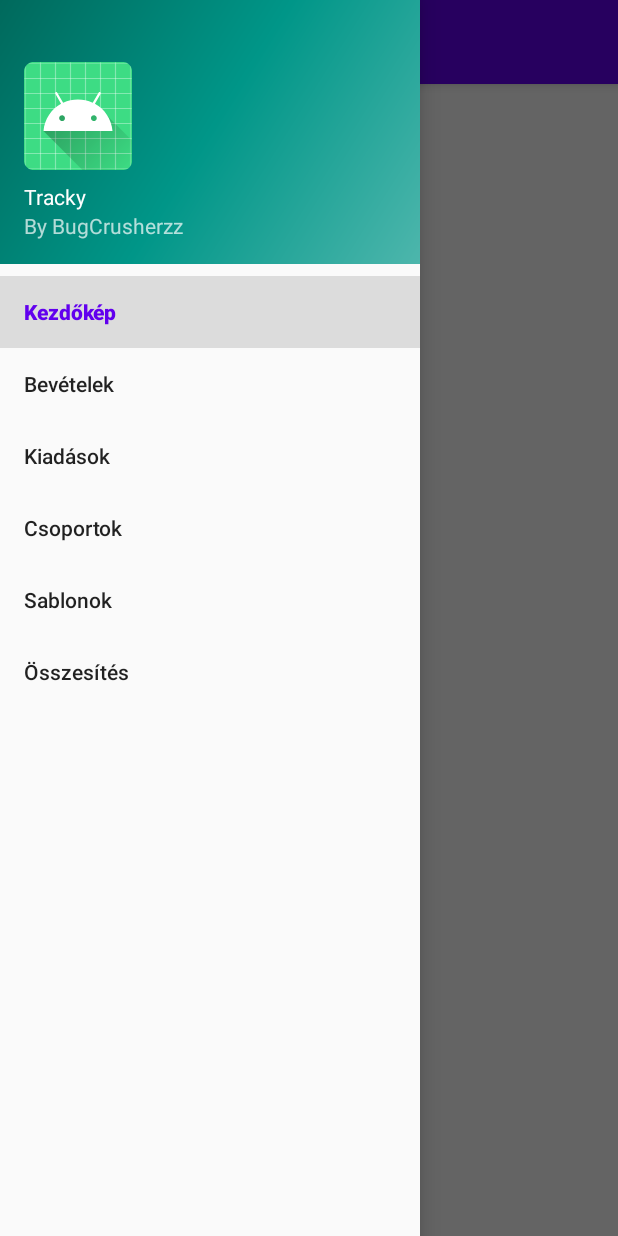
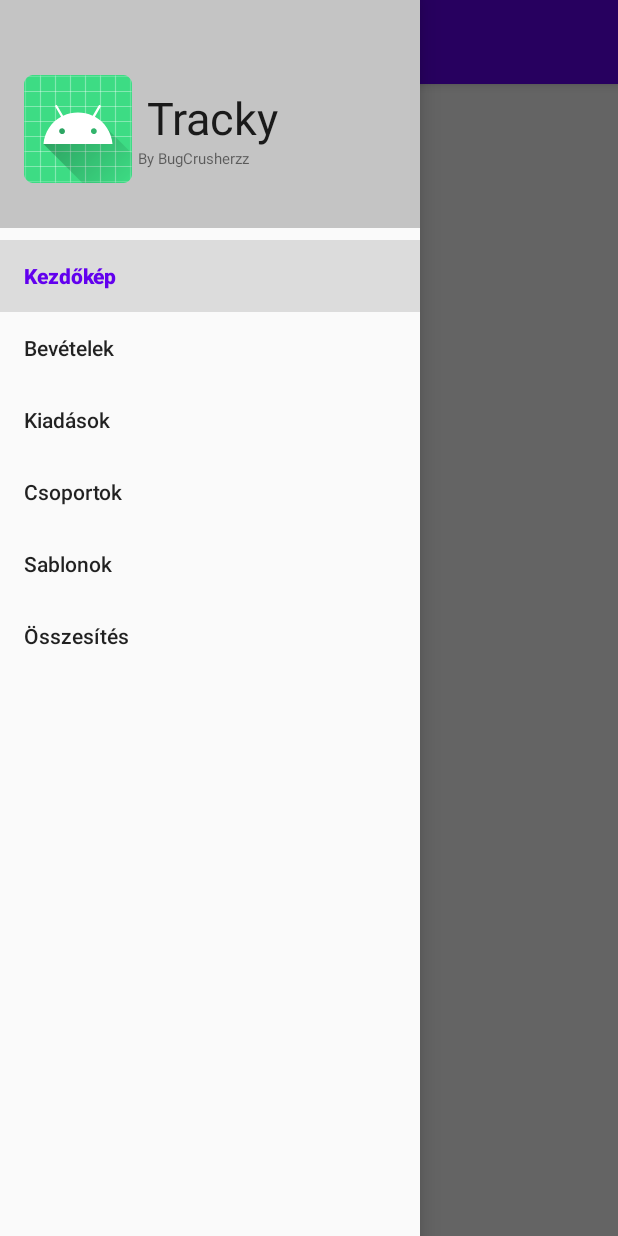
Before and after one commit to duszka-akos-attila/SZFM_2020_14_BugCrusherzz, an Android app: the screen it shows after launch (MainActivity), with the side drawer open, on a phone screen of 412 x 824 dp. Run offline under Robolectric (Android 15) with nearby library versions, the phone set to English and light mode, and no system bars; our stand-ins replace Room's generated code, navigation-ui; 5 statements that could not run were skipped.

Commit message:
Header changed

```diff
--- a/Tracky/Application/Tracky/app/src/main/res/layout/nav_header_main.xml
+++ b/Tracky/Application/Tracky/app/src/main/res/layout/nav_header_main.xml
@@ -2,34 +2,48 @@
 <LinearLayout xmlns:android="http://schemas.android.com/apk/res/android"
     xmlns:app="http://schemas.android.com/apk/res-auto"
     android:layout_width="match_parent"
-    android:layout_height="@dimen/nav_header_height"
-    android:background="@drawable/side_nav_bar"
-    android:gravity="bottom"
-    android:orientation="vertical"
+    android:layout_height="152dp"
+    android:background="@color/cardview_shadow_start_color"
+    android:gravity="top"
     android:paddingLeft="@dimen/activity_horizontal_margin"
-    android:paddingTop="@dimen/activity_vertical_margin"
+    android:paddingTop="40dp"
     android:paddingRight="@dimen/activity_horizontal_margin"
-    android:paddingBottom="@dimen/activity_vertical_margin"
-    android:theme="@style/ThemeOverlay.AppCompat.Dark">
+    android:paddingBottom="@dimen/activity_vertical_margin">
 
     <ImageView
         android:id="@+id/imageView"
         android:layout_width="wrap_content"
         android:layout_height="wrap_content"
         android:contentDescription="@string/nav_header_desc"
-        android:paddingTop="@dimen/nav_header_vertical_spacing"
+        android:paddingTop="10dp"
         app:srcCompat="@mipmap/ic_launcher_round" />
 
+    <LinearLayout
+        android:paddingTop="10dp"
+        android:layout_width="150dp"
+        android:layout_height="150dp"
+
+        android:orientation="vertical">
+
+
         <TextView
-        android:layout_width="match_parent"
+            android:layout_width="230dp"
             android:layout_height="wrap_content"
+            android:baselineAligned="false"
+            android:paddingLeft="10dp"
             android:paddingTop="@dimen/nav_header_vertical_spacing"
             android:text="@string/nav_header_title"
+            android:textSize="30dp"
             android:textAppearance="@style/TextAppearance.AppCompat.Body1" />
 
         <TextView
             android:id="@+id/textView"
             android:layout_width="wrap_content"
             android:layout_height="wrap_content"
+            android:paddingLeft="4dp"
+            android:textSize="10dp"
             android:text="@string/nav_header_subtitle" />
+
     </LinearLayout>
+
+</LinearLayout>
```
Lines whose indentation alone changed are shown as unchanged.
